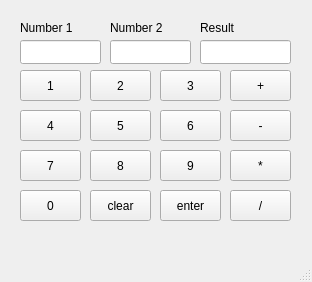
JuhoHackspace/Olio-ohjelmointi_kotitehtavat, file Kt_6/mainwindow.ui: the form before one commit.
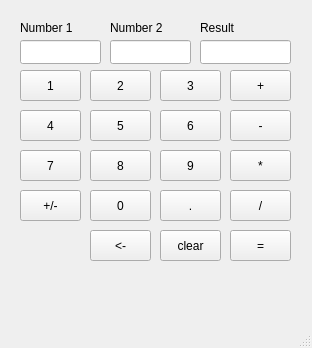
The form after the commit.

```diff
--- a/Kt_6/mainwindow.ui
+++ b/Kt_6/mainwindow.ui
@@ -7,7 +7,7 @@
     <x>0</x>
     <y>0</y>
     <width>312</width>
-    <height>282</height>
+    <height>348</height>
    </rect>
   </property>
   <property name="windowTitle">
@@ -134,7 +134,7 @@
    <widget class="QPushButton" name="N0">
     <property name="geometry">
      <rect>
-      <x>20</x>
+      <x>90</x>
       <y>190</y>
       <width>61</width>
       <height>31</height>
@@ -147,8 +147,8 @@
    <widget class="QPushButton" name="clear">
     <property name="geometry">
      <rect>
-      <x>90</x>
-      <y>190</y>
+      <x>160</x>
+      <y>230</y>
       <width>61</width>
       <height>31</height>
      </rect>
@@ -160,14 +160,14 @@
    <widget class="QPushButton" name="enter">
     <property name="geometry">
      <rect>
-      <x>160</x>
-      <y>190</y>
+      <x>230</x>
+      <y>230</y>
       <width>61</width>
       <height>31</height>
      </rect>
     </property>
     <property name="text">
-     <string>enter</string>
+     <string>=</string>
     </property>
    </widget>
    <widget class="QPushButton" name="add">
@@ -291,6 +291,45 @@
      <string>Result</string>
     </property>
    </widget>
+   <widget class="QPushButton" name="dot">
+    <property name="geometry">
+     <rect>
+      <x>160</x>
+      <y>190</y>
+      <width>61</width>
+      <height>31</height>
+     </rect>
+    </property>
+    <property name="text">
+     <string>.</string>
+    </property>
+   </widget>
+   <widget class="QPushButton" name="prefix">
+    <property name="geometry">
+     <rect>
+      <x>20</x>
+      <y>190</y>
+      <width>61</width>
+      <height>31</height>
+     </rect>
+    </property>
+    <property name="text">
+     <string>+/-</string>
+    </property>
+   </widget>
+   <widget class="QPushButton" name="erase">
+    <property name="geometry">
+     <rect>
+      <x>90</x>
+      <y>230</y>
+      <width>61</width>
+      <height>31</height>
+     </rect>
+    </property>
+    <property name="text">
+     <string>&lt;-</string>
+    </property>
+   </widget>
   </widget>
   <widget class="QMenuBar" name="menubar">
    <property name="geometry">
```
